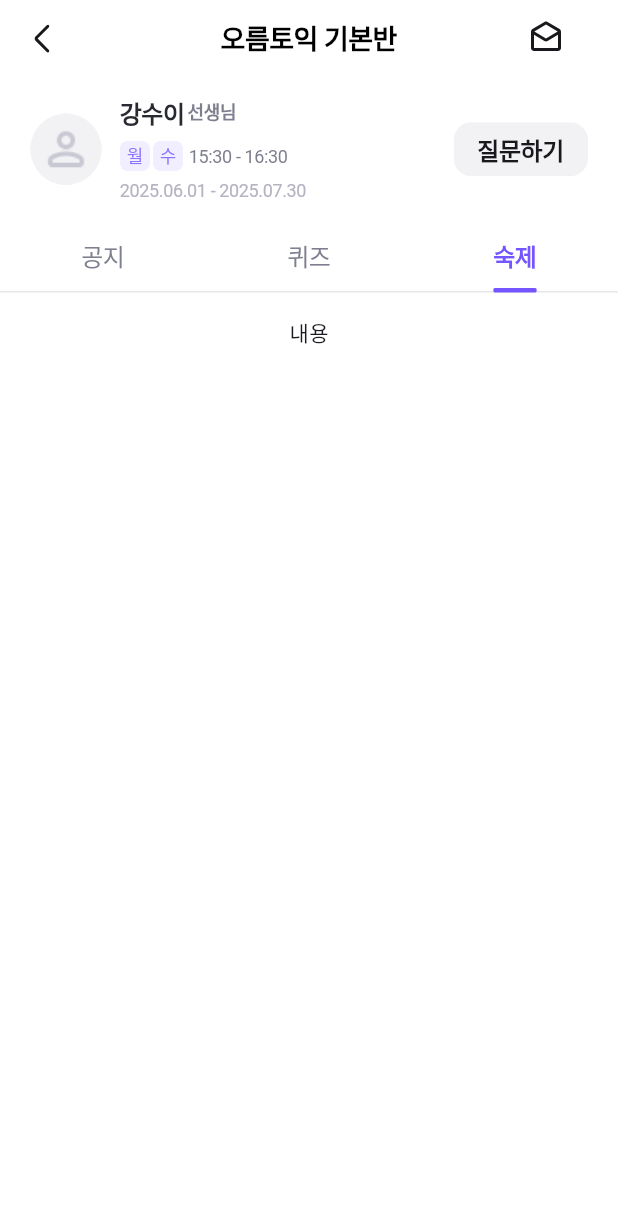
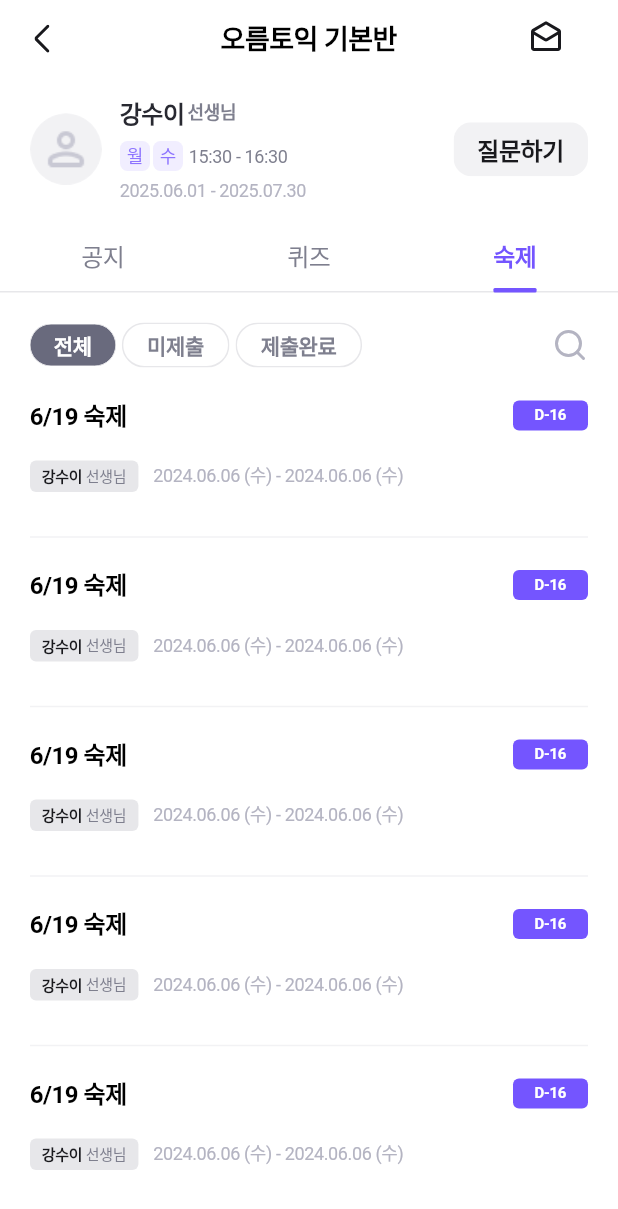
Before and after one commit to 0rmee/ormee_app, a Flutter app: the LectureDetailScreen screen opened directly, tab 3 chosen, on a phone screen of 412 x 824 dp. Shown: the top 1209 px of the screen. Run offline on Flutter 3.47's test engine with Material 3 defaults, Android fonts, the light colour scheme and no system bars; our stand-ins replace flutter_svg, go_router, image_picker; Roboto replaces fonts that are missing (Pretendard).

Commit message:
feat: assignment tab (#12)

```diff
--- a/lib/feature/lecture/detail/presentation/pages/lecture_detail.dart
+++ b/lib/feature/lecture/detail/presentation/pages/lecture_detail.dart
@@ -130,9 +130,49 @@ class LectureDetailScreen extends StatelessWidget {
                     ],
                   ),
                   // 숙제 탭
-                  const SingleChildScrollView(
-                    padding: EdgeInsets.all(16.0),
-                    child: Column(children: [Text("내용")]),
+                  Column(
+                    children: [
+                      SizedBox(height: 12),
+                      Container(
+                        padding: EdgeInsets.symmetric(
+                          vertical: 8,
+                          horizontal: 20,
+                        ),
+                        width: double.infinity,
+                        color: Colors.white,
+                        child: Row(
+                          children: [
+                            OrmeeBox(text: '전체', isCheck: true),
+                            SizedBox(width: 4),
+                            OrmeeBox(text: '미제출', isCheck: false),
+                            SizedBox(width: 4),
+                            OrmeeBox(text: '제출완료', isCheck: false),
+                            Spacer(),
+                            SvgPicture.asset(
+                              'assets/icons/search_20.svg',
+                              color: OrmeeColor.gray[50],
+                            ),
+                          ],
+                        ),
+                      ),
+                      Expanded(
+                        child: ListView.separated(
+                          padding: EdgeInsets.symmetric(horizontal: 20),
+                          itemBuilder: (BuildContext context, index) {
+                            return AssignmentCard(
+                              assignment: '6/19 숙제',
+                              state: 'D-16',
+                              period: '2024.06.06 (수) - 2024.06.06 (수)',
+                              teacher: '강수이',
+                              active: true,
+                            );
+                          },
+                          separatorBuilder: (context, index) =>
+                              Divider(color: OrmeeColor.gray[20]),
+                          itemCount: 5,
+                        ),
+                      ),
+                    ],
                   ),
                 ],
               ),
```
